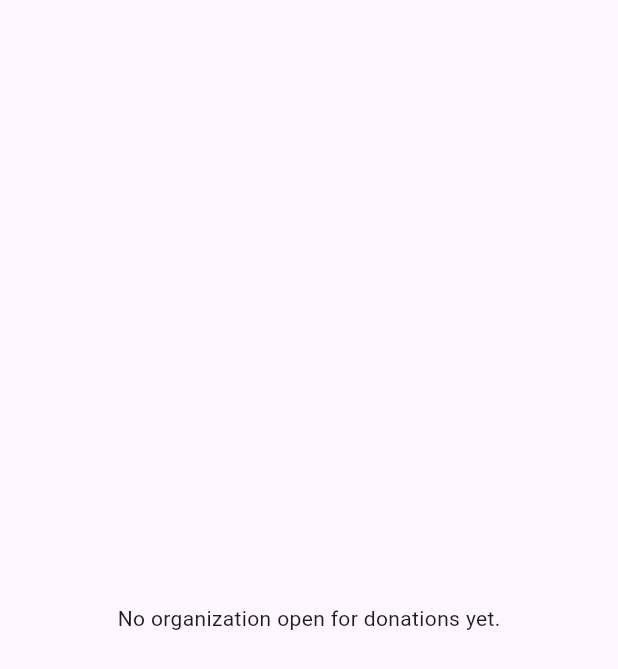
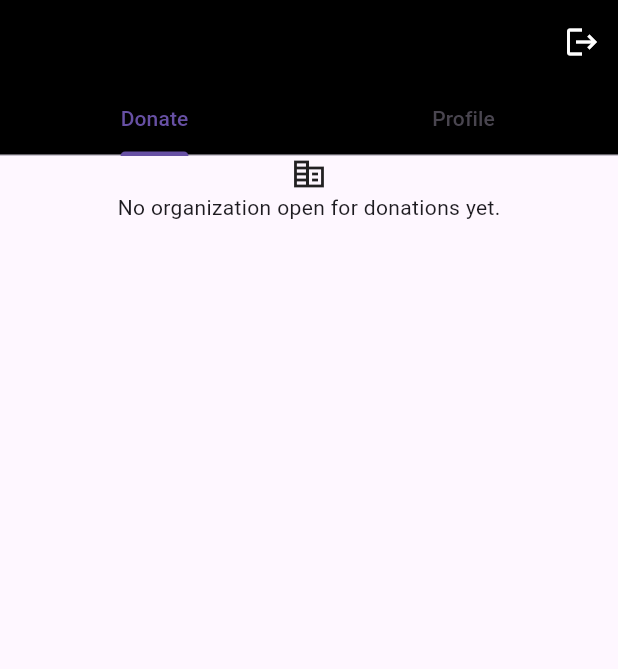
Before and after one commit to bsevangelista/CMSC23-donation-system, a Flutter app: the DonorHomepage screen opened by its route, on a phone screen of 412 x 824 dp. Shown: the top 669 px of the screen. Run offline on Flutter 3.47's test engine with Material 3 defaults, Android fonts, the phone set to English and light mode, and no system bars; our stand-ins replace cloud_firestore, firebase_auth, firebase_core, firebase_storage, image_picker, qr_flutter; accounts and stored records are empty.

Commit message:
tabbar included for donor view

```diff
--- a/lib/api/firebase_donation_api.dart
+++ b/lib/api/firebase_donation_api.dart
@@ -19,4 +19,8 @@ class FirebaseDonationAPI{
   //  Stream<QuerySnapshot> getDonationOrganization(String organization) {
   //   return db.collection("organizations").where(snapshot.uid,isEqualTo: organization).snapshots();
   // }
+
+  Future<DocumentSnapshot> getUserInfo(String user) {
+    return db.collection("users").doc(user).get();
+  }
 }
--- a/lib/api/firebase_organizations_api.dart
+++ b/lib/api/firebase_organizations_api.dart
@@ -6,6 +6,9 @@ class FirebaseOpenOrganizationAPI{
   Stream<QuerySnapshot> getOpenOrganizations() {
     // return db.collection("organizations").snapshots();
     return db.collection("organizations").where("status",isEqualTo: "OPEN").snapshots();
+
+    //pang check lang if tama donor view pag wala pang organization open for donation
+    // return db.collection("organizations").where("status",isEqualTo: "asdcszd").snapshots();
   }
 }
 
--- /dev/null
+++ b/lib/models/donor_model.dart
@@ -0,0 +1,59 @@
+import 'dart:convert';
+
+import 'package:cloud_firestore/cloud_firestore.dart';
+
+class Donor {
+  String? id;
+  String address;
+  String contactNum;
+  String email;
+  String name;
+  String username;
+
+  Donor({
+    this.id,
+    required this.address,
+    required this.contactNum,
+    required this.email,
+    required this.name,
+    required this.username
+  });
+
+  factory Donor.fromJson(Map<String, dynamic> json) {
+    return Donor(
+      id: json['id'],
+      address: json['address'],
+      contactNum: json['contactNum'],
+      email: json['email'],
+      name: json['name'],
+      username: json['username'],
+    );
+  }
+
+  factory Donor.fromSnapshot(DocumentSnapshot snapshot) {
+    Map<String, dynamic> data = snapshot.data() as Map<String, dynamic>;
+    return Donor(
+      id: snapshot.id,
+      address: data['address'],
+      contactNum: data['contactNum'],
+      email: data['email'],
+      name: data['data'],
+      username: data['username'],
+    );
+  }
+
+  static List<Donor> fromJsonArray(String jsonData) {
+    final Iterable<dynamic> data = jsonDecode(jsonData);
+    return data.map<Donor>((dynamic d) => Donor.fromJson(d)).toList();
+  }
+
+  Map<String, dynamic> toJson(Donor donor) {
+    return {
+      'address': donor.name,
+      'contactNum': donor.contactNum,
+      'email': donor.email,
+      'name': donor.name,
+      'username': donor.username,
+    };
+  }
+}
--- a/lib/pages/donor/donor_homepage.dart
+++ b/lib/pages/donor/donor_homepage.dart
@@ -1,13 +1,11 @@
+import 'package:app/models/donor_model.dart';
 import 'package:app/models/organization_model.dart';
+import 'package:app/pages/donor/donor_profile.dart';
+import 'package:app/providers/auth_provider.dart';
+import 'package:app/providers/donation_provider.dart';
 import 'package:app/providers/organization_list_provider.dart';
 import 'package:flutter/material.dart';
 import 'package:provider/provider.dart';
-// import '/donor/organization_details.dart';
-
-// import '/model/donationDrive_model.dart';
-// import '/provider/donationDrive_list_provider.dart';
-// import '/donor/donation_drive_details.dart';
-
 import 'package:cloud_firestore/cloud_firestore.dart';
 
 
@@ -20,13 +18,71 @@ class DonorHomepage extends StatefulWidget {
 }
 
 class _DonorHomepageState extends State<DonorHomepage> {
+  Donor? _donor;
+
+  @override
+  void initState() {
+    super.initState();
+    fetchUserInfo();
+  }
+
+  void fetchUserInfo() async {
+    DocumentSnapshot userInfoSnapshot = await Provider.of<DonationProvider>(context, listen: false).userInfoFuture;
+    setState(() {
+      _donor = Donor.fromSnapshot(userInfoSnapshot);
+    });
+  }
+
+  @override
+  Widget build(BuildContext context) {
+    return DefaultTabController(
+      length: 2,
+      child: Scaffold(
+        appBar: AppBar(
+          automaticallyImplyLeading: false,
+          title: Text("${_donor?.username}", style: TextStyle(color: Colors.white)),
+          actions: [
+            IconButton(
+              icon: Icon(Icons.logout),
+              onPressed: () {
+                context.read<UserAuthProvider>().signOut();
+                Navigator.pushNamed(context, '/');
+              }
+            )
+          ],
+          bottom: TabBar(
+            tabs: [
+              Tab(text: 'Donate'),
+              Tab(text: 'Profile')
+            ]
+          ),
+        ),
+        body: TabBarView(
+          children: [
+            DonorOrganizationsView(),
+            DonorProfile(),
+          ]
+        )
+      )
+    );
+  }
+}
+
+
+
+class DonorOrganizationsView extends StatefulWidget {
+  const DonorOrganizationsView({super.key});
+
+  @override
+  State<DonorOrganizationsView> createState() => _DonorOrganizationsViewState();
+}
+
+class _DonorOrganizationsViewState extends State<DonorOrganizationsView> {
   @override
   Widget build(BuildContext context) {
 
-    // Stream<QuerySnapshot> donationDrivesStream = context.watch<DonationDriveProvider>().donationDrive;
  Stream<QuerySnapshot> organizationsStream = context.watch<OpenOrganizationProvider>().openOrganization;
 
-    // return const Placeholder();
     return Scaffold(
       body: StreamBuilder(
         stream: organizationsStream,
@@ -41,31 +97,36 @@ class _DonorHomepageState extends State<DonorHomepage> {
               child: CircularProgressIndicator(),
             );
           }
-          else if (!snapshot.hasData) {
+
+
+          // else if (!snapshot.hasData) {
+          //   return Center(
+          //     child: Column(
+          //       mainAxisAlignment: MainAxisAlignment.center,
+          //       crossAxisAlignment: CrossAxisAlignment.center,
+          //       children: [
+          //         Icon(Icons.corporate_fare),
+          //         Text("No organization open for donations yet."),
+          //       ]
+          //     )
+          //   );
+          // }
+
+          List<DocumentSnapshot> organizationsList = snapshot.data!.docs;
+
+          if (organizationsList.isEmpty) {
             return Center(
               child: Column(
-                mainAxisAlignment: MainAxisAlignment.center,
-                crossAxisAlignment: CrossAxisAlignment.center,
                 children: [
                   Icon(Icons.corporate_fare),
-                  Text("No organization open for donations yet."),
+                  Text("No organization open for donations yet.")
                 ]
               )
             );
           }
 
-          List<DocumentSnapshot> organizationsList = snapshot.data!.docs;
-          //ung list ng donation drives
-
-          if (organizationsList.isEmpty) {
-            return Center(
-              child: Text("No organization open for donations yet.")
-            );
-          }
 
 
-
-          // kailangan ng condition to only show organizations with open status for donations
           return ListView.builder(
               itemCount: organizationsList.length,
               itemBuilder: ((context, index) {
@@ -90,7 +151,6 @@ class _DonorHomepageState extends State<DonorHomepage> {
                   )
                 );
               }
-
             )
           );
         }
--- a/lib/providers/donation_provider.dart
+++ b/lib/providers/donation_provider.dart
@@ -9,16 +9,25 @@ class DonationProvider with ChangeNotifier{
   late FirebaseDonationAPI firebaseService;
   late Stream<QuerySnapshot> _donationsStream;
   User? user = FirebaseAuth.instance.currentUser;
+  late Future<DocumentSnapshot> _userInfoFuture;
 
   DonationProvider() {
     firebaseService = FirebaseDonationAPI();
     fetchUserDonations(user!.uid);
+    fetchUserInfo(user!.uid);
   }
 
   Stream<QuerySnapshot> get userDonation => _donationsStream;
+  Future<DocumentSnapshot> get userInfoFuture => _userInfoFuture;
+
 
   void fetchUserDonations(String user) {
     _donationsStream = firebaseService.getUserDonations(user);
+    notifyListeners();
+  }
+
+  void fetchUserInfo(String user) {
+    _userInfoFuture = firebaseService.getUserInfo(user);
     notifyListeners();
   }
 
```
Also changed, not shown: lib/pages/donor/donor_profile.dart (+11 -4 lines). Lines whose indentation alone changed are shown as unchanged.
